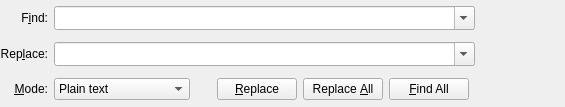
Qt form src/search/searchbarpower.ui (KDE/ktexteditor) before a commit.
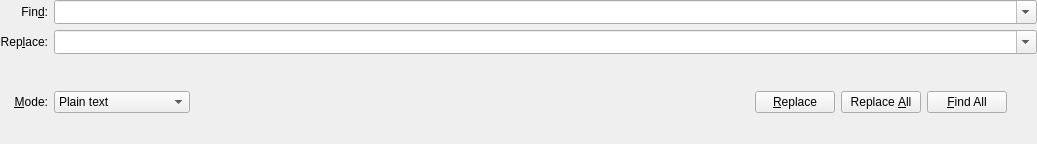
The same form after that commit. Icons and pictures are not drawn.

Commit message:
SearchBar: Add Cancel button to stop long running tasks
Summary:
Without this patch could it happens that Kate run an almost endless S&R
job which could lead up to an unusable system due to a run out of memory
with no possibility to cancel the job other than kill Kate, See...

Test Plan:
Before
{F6466371}

New waiting for action
{F6466378}

New while running job
{F6466380}

Reviewers: #ktexteditor, #vdg, cullmann

Reviewed By: #ktexteditor, cullmann

Subscribers: dhaumann, anthonyfieroni, brauch, cullmann, abetts, kwrite-devel, kde-frameworks-devel, #ktexteditor

Tags: #kate, #frameworks

```diff
--- a/src/search/searchbarpower.ui
+++ b/src/search/searchbarpower.ui
@@ -7,8 +7,8 @@
    <rect>
     <x>0</x>
     <y>0</y>
-    <width>565</width>
-    <height>107</height>
+    <width>1037</width>
+    <height>144</height>
    </rect>
   </property>
   <property name="sizePolicy">
@@ -44,85 +44,10 @@
      <property name="bottomMargin">
       <number>0</number>
      </property>
-     <item row="0" column="1">
-      <widget class="QComboBox" name="pattern">
-       <property name="sizePolicy">
-        <sizepolicy hsizetype="MinimumExpanding" vsizetype="Fixed">
-         <horstretch>9</horstretch>
-         <verstretch>0</verstretch>
-        </sizepolicy>
-       </property>
-       <property name="focusPolicy">
-        <enum>Qt::StrongFocus</enum>
-       </property>
-       <property name="toolTip">
-        <string>Text to search for</string>
-       </property>
-       <property name="editable">
-        <bool>true</bool>
-       </property>
-       <property name="sizeAdjustPolicy">
-        <enum>QComboBox::AdjustToMinimumContentsLengthWithIcon</enum>
-       </property>
-      </widget>
-     </item>
-     <item row="0" column="2">
-      <layout class="QHBoxLayout" name="horizontalLayout_4">
-       <item>
-        <widget class="QToolButton" name="findNext">
-         <property name="toolTip">
-          <string>Jump to next match</string>
-         </property>
-         <property name="icon">
-          <iconset>
-           <normaloff/>
-          </iconset>
-         </property>
-         <property name="autoRaise">
-          <bool>true</bool>
-         </property>
-        </widget>
-       </item>
-       <item>
-        <widget class="QToolButton" name="findPrev">
-         <property name="toolTip">
-          <string>Jump to previous match</string>
-         </property>
-         <property name="icon">
-          <iconset>
-           <normaloff/>
-          </iconset>
-         </property>
-         <property name="autoRaise">
-          <bool>true</bool>
-         </property>
-        </widget>
-       </item>
-      </layout>
-     </item>
-     <item row="1" column="1">
-      <widget class="QComboBox" name="replacement">
-       <property name="sizePolicy">
-        <sizepolicy hsizetype="MinimumExpanding" vsizetype="Fixed">
-         <horstretch>9</horstretch>
-         <verstretch>0</verstretch>
-        </sizepolicy>
-       </property>
-       <property name="toolTip">
-        <string>Text to replace with</string>
-       </property>
-       <property name="editable">
-        <bool>true</bool>
-       </property>
-       <property name="sizeAdjustPolicy">
-        <enum>QComboBox::AdjustToMinimumContentsLengthWithIcon</enum>
-       </property>
-      </widget>
-     </item>
      <item row="0" column="0">
       <widget class="QLabel" name="label">
        <property name="text">
-        <string>F&amp;ind:</string>
+        <string>Fin&amp;d:</string>
        </property>
        <property name="alignment">
         <set>Qt::AlignRight|Qt::AlignTrailing|Qt::AlignVCenter</set>
@@ -158,53 +83,13 @@
        </property>
       </widget>
      </item>
-     <item row="1" column="2">
-      <layout class="QHBoxLayout" name="horizontalLayout_3">
-       <item>
-        <widget class="QToolButton" name="matchCase">
-         <property name="toolTip">
-          <string>Match case sensitive</string>
-         </property>
-         <property name="icon">
-          <iconset>
-           <normaloff/>
-          </iconset>
-         </property>
-         <property name="checkable">
-          <bool>true</bool>
-         </property>
-         <property name="autoRaise">
-          <bool>true</bool>
-         </property>
-        </widget>
-       </item>
-       <item>
-        <widget class="QToolButton" name="selectionOnly">
-         <property name="toolTip">
-          <string>Search in the selection only</string>
-         </property>
-         <property name="icon">
-          <iconset>
-           <normaloff/>
-          </iconset>
-         </property>
-         <property name="checkable">
-          <bool>true</bool>
-         </property>
-         <property name="autoRaise">
-          <bool>true</bool>
-         </property>
-        </widget>
-       </item>
-      </layout>
-     </item>
      <item row="2" column="1">
-      <layout class="QHBoxLayout" name="horizontalLayout">
+      <layout class="QHBoxLayout" name="horizontalLayout" stretch="0,0,0,1,0,0,0,0,0">
        <property name="spacing">
         <number>6</number>
        </property>
        <property name="rightMargin">
-        <number>6</number>
+        <number>0</number>
        </property>
        <item>
         <widget class="QComboBox" name="searchMode">
@@ -245,6 +130,40 @@
          </item>
         </widget>
        </item>
+       <item>
+        <widget class="QToolButton" name="matchCase">
+         <property name="toolTip">
+          <string>Match case sensitive</string>
+         </property>
+         <property name="icon">
+          <iconset theme="format-text-superscript">
+           <normaloff>.</normaloff>.</iconset>
+         </property>
+         <property name="checkable">
+          <bool>true</bool>
+         </property>
+         <property name="autoRaise">
+          <bool>true</bool>
+         </property>
+        </widget>
+       </item>
+       <item>
+        <widget class="QToolButton" name="selectionOnly">
+         <property name="toolTip">
+          <string>Search in the selection only</string>
+         </property>
+         <property name="icon">
+          <iconset theme="edit-select-all">
+           <normaloff>.</normaloff>.</iconset>
+         </property>
+         <property name="checkable">
+          <bool>true</bool>
+         </property>
+         <property name="autoRaise">
+          <bool>true</bool>
+         </property>
+        </widget>
+       </item>
        <item>
         <spacer name="horizontalSpacer">
          <property name="orientation">
@@ -258,6 +177,34 @@
          </property>
         </spacer>
        </item>
+       <item>
+        <widget class="QToolButton" name="findNext">
+         <property name="toolTip">
+          <string>Jump to next match</string>
+         </property>
+         <property name="icon">
+          <iconset theme="go-down-search">
+           <normaloff>.</normaloff>.</iconset>
+         </property>
+         <property name="autoRaise">
+          <bool>true</bool>
+         </property>
+        </widget>
+       </item>
+       <item>
+        <widget class="QToolButton" name="findPrev">
+         <property name="toolTip">
+          <string>Jump to previous match</string>
+         </property>
+         <property name="icon">
+          <iconset theme="go-up-search">
+           <normaloff>.</normaloff>.</iconset>
+         </property>
+         <property name="autoRaise">
+          <bool>true</bool>
+         </property>
+        </widget>
+       </item>
        <item>
         <widget class="QPushButton" name="replaceNext">
          <property name="toolTip">
@@ -269,61 +216,129 @@
         </widget>
        </item>
        <item>
-        <widget class="QPushButton" name="replaceAll">
-         <property name="toolTip">
-          <string>Replace all matches</string>
+        <widget class="QStackedWidget" name="searchCancelStacked">
+         <property name="currentIndex">
+          <number>0</number>
          </property>
-         <property name="text">
-          <string>Replace &amp;All</string>
-         </property>
+         <widget class="QWidget" name="searchPage">
+          <layout class="QHBoxLayout" name="horizontalLayout_3">
+           <property name="leftMargin">
+            <number>0</number>
+           </property>
+           <property name="topMargin">
+            <number>0</number>
+           </property>
+           <property name="rightMargin">
+            <number>0</number>
+           </property>
+           <property name="bottomMargin">
+            <number>0</number>
+           </property>
+           <item>
+            <widget class="QPushButton" name="replaceAll">
+             <property name="toolTip">
+              <string>Replace all matches</string>
+             </property>
+             <property name="text">
+              <string>Replace &amp;All</string>
+             </property>
+            </widget>
+           </item>
+           <item>
+            <widget class="QPushButton" name="findAll">
+             <property name="text">
+              <string>&amp;Find All</string>
+             </property>
+            </widget>
+           </item>
+          </layout>
+         </widget>
+         <widget class="QWidget" name="cancelPage">
+          <layout class="QHBoxLayout" name="horizontalLayout_4">
+           <property name="leftMargin">
+            <number>0</number>
+           </property>
+           <property name="topMargin">
+            <number>0</number>
+           </property>
+           <property name="rightMargin">
+            <number>0</number>
+           </property>
+           <property name="bottomMargin">
+            <number>0</number>
+           </property>
+           <item>
+            <widget class="QPushButton" name="cancel">
+             <property name="text">
+              <string>Cancel</string>
+             </property>
+            </widget>
+           </item>
+          </layout>
+         </widget>
         </widget>
        </item>
        <item>
-        <widget class="QPushButton" name="findAll">
+        <widget class="QToolButton" name="mutate">
+         <property name="toolTip">
+          <string>Switch to incremental search bar</string>
+         </property>
          <property name="text">
-          <string>&amp;Find All</string>
+          <string/>
+         </property>
+         <property name="icon">
+          <iconset theme="games-config-options"/>
+         </property>
+         <property name="checkable">
+          <bool>true</bool>
+         </property>
+         <property name="autoRaise">
+          <bool>true</bool>
          </property>
         </widget>
        </item>
       </layout>
      </item>
-    </layout>
-   </item>
-   <item>
-    <layout class="QVBoxLayout" name="verticalLayout_2">
-     <item>
-      <widget class="QToolButton" name="mutate">
+     <item row="0" column="1">
+      <widget class="QComboBox" name="pattern">
+       <property name="sizePolicy">
+        <sizepolicy hsizetype="MinimumExpanding" vsizetype="Fixed">
+         <horstretch>9</horstretch>
+         <verstretch>0</verstretch>
+        </sizepolicy>
+       </property>
+       <property name="focusPolicy">
+        <enum>Qt::StrongFocus</enum>
+       </property>
        <property name="toolTip">
         <string>Switch to incremental search bar</string>
        </property>
-       <property name="text">
-        <string/>
-       </property>
-       <property name="icon">
-        <iconset>
-         <normaloff/>
-        </iconset>
-       </property>
-       <property name="checkable">
+       <property name="editable">
         <bool>true</bool>
        </property>
-       <property name="autoRaise">
-        <bool>true</bool>
+       <property name="sizeAdjustPolicy">
+        <enum>QComboBox::AdjustToMinimumContentsLengthWithIcon</enum>
        </property>
       </widget>
      </item>
-     <item>
-      <spacer>
-       <property name="orientation">
-        <enum>Qt::Vertical</enum>
+     <item row="1" column="1">
+      <widget class="QComboBox" name="replacement">
+       <property name="sizePolicy">
+        <sizepolicy hsizetype="MinimumExpanding" vsizetype="Fixed">
+         <horstretch>9</horstretch>
+         <verstretch>0</verstretch>
+        </sizepolicy>
        </property>
-       <property name="sizeHint" stdset="0">
-        <size>
-         <width>20</width>
-         <height>40</height>
-        </size>
+       <property name="toolTip">
+        <string>Text to replace with</string>
        </property>
-      </spacer>
+       <property name="editable">
+        <bool>true</bool>
+       </property>
+       <property name="sizeAdjustPolicy">
+        <enum>QComboBox::AdjustToMinimumContentsLengthWithIcon</enum>
+       </property>
+      </widget>
      </item>
     </layout>
    </item>
```
Left out of the diff: 3 changed lines with no effect on the pictures. The commit also changes 2 other files.
